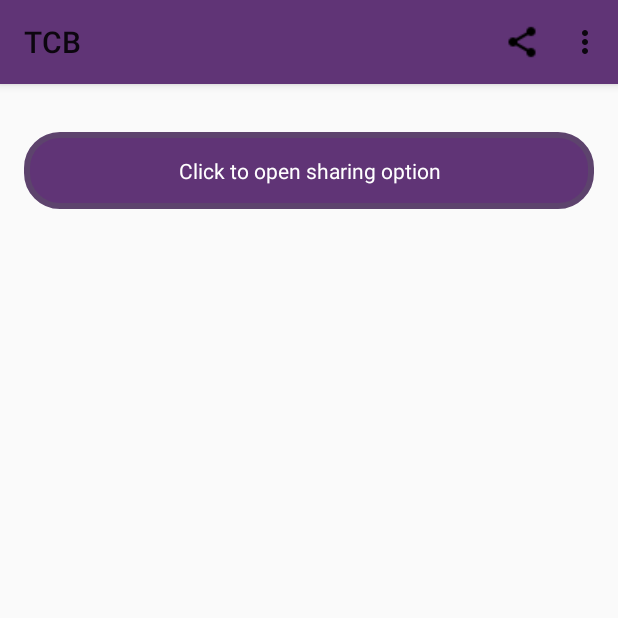
After one commit to AuraLoredana/TCB, an Android app: the ShareActivity screen opened directly, with no data from a screen before it, on a phone screen of 412 x 824 dp, the top half of it. The commit adds this screen. Run offline under Robolectric (Android 15) with nearby library versions, the phone set to English and light mode, and no system bars.

Commit message:
contact page added and also the connection with Firebase chat implemented bugs fixed parallax effect added at the About Activity Menu fixed for languages Added share and Rating bar

```diff
--- a/app/build.gradle
+++ b/app/build.gradle
@@ -60,4 +60,6 @@ dependencies {
 
 
 
+
+
 apply plugin: 'com.google.gms.google-services'
--- a/app/src/main/AndroidManifest.xml
+++ b/app/src/main/AndroidManifest.xml
@@ -16,6 +16,7 @@
         <activity android:name=".MainActivity">
             <intent-filter>
                 <action android:name="android.intent.action.MAIN" />
+
                 <category android:name="android.intent.category.LAUNCHER" />
             </intent-filter>
         </activity>
@@ -27,7 +28,9 @@
         <activity android:name=".Contact" />
         <activity android:name=".Register" />
         <activity android:name=".Chat" />
-        <activity android:name=".Users"></activity>
+        <activity android:name=".Users" />
+        <activity android:name=".RatingActivity" />
+        <activity android:name=".ShareActivity"></activity>
     </application>
 
 </manifest>
--- a/app/src/main/java/com/aura/popescu/tcb/About.java
+++ b/app/src/main/java/com/aura/popescu/tcb/About.java
@@ -24,6 +24,7 @@ public class About extends AppCompatActivity {
     protected void onCreate(Bundle savedInstanceState) {
         super.onCreate(savedInstanceState);
         setContentView(R.layout.activity_about);
+
         mImage = findViewById(R.id.image);
         mImageHeight = mImage.getLayoutParams().height;
 
--- /dev/null
+++ b/app/src/main/java/com/aura/popescu/tcb/ShareActivity.java
@@ -0,0 +1,51 @@
+package com.aura.popescu.tcb;
+
+import android.content.Intent;
+import android.os.Bundle;
+import android.support.v7.app.AppCompatActivity;
+import android.view.Menu;
+import android.view.MenuItem;
+import android.view.View;
+
+public class ShareActivity extends AppCompatActivity {
+
+    @Override
+    protected void onCreate(Bundle savedInstanceState) {
+        super.onCreate(savedInstanceState);
+        setContentView(R.layout.activity_share);
+    }
+
+
+    public void shareText(View view) {
+        Intent intent = new Intent(android.content.Intent.ACTION_SEND);
+        intent.setType("text/plain");
+        String shareBodyText = "Your sharing message goes here";
+        intent.putExtra(android.content.Intent.EXTRA_SUBJECT, "Subject/Title");
+        intent.putExtra(android.content.Intent.EXTRA_TEXT, shareBodyText);
+        startActivity(Intent.createChooser(intent, "Choose sharing method"));
+    }
+
+    @Override
+    public boolean onCreateOptionsMenu(Menu menu) {
+        getMenuInflater().inflate(R.menu.navigation_menu, menu);
+        return true;
+    }
+
+    @Override
+    public boolean onOptionsItemSelected(MenuItem item) {
+        switch (item.getItemId()) {
+            case R.id.share:
+
+                Intent sharingIntent = new Intent(android.content.Intent.ACTION_SEND);
+                sharingIntent.setType("text/plain");
+                String shareBodyText = "Check it out. Your message goes here";
+                sharingIntent.putExtra(android.content.Intent.EXTRA_SUBJECT, "Subject here");
+                sharingIntent.putExtra(android.content.Intent.EXTRA_TEXT, shareBodyText);
+                startActivity(Intent.createChooser(sharingIntent, "Sharing Option"));
+                return true;
+
+            default:
+                return super.onOptionsItemSelected(item);
+        }
+    }
+}
--- a/app/src/main/res/layout/activity_contact.xml
+++ b/app/src/main/res/layout/activity_contact.xml
@@ -21,6 +21,7 @@
             android:layout_width="match_parent"
             android:layout_height="wrap_content"
             android:hint="Subject"
+            android:textColor="@color/white"
             android:textColorHint="@color/white" />
 
         <EditText
@@ -30,6 +31,7 @@
             android:gravity="top"
             android:hint="Message"
             android:inputType="textNoSuggestions"
+            android:textColor="@color/white"
             android:textColorHint="@color/white" />
 
         <Button
--- a/app/src/main/res/layout/activity_projects.xml
+++ b/app/src/main/res/layout/activity_projects.xml
@@ -2,17 +2,18 @@
     xmlns:tools="http://schemas.android.com/tools"
     android:layout_width="match_parent"
     android:layout_height="match_parent"
+    android:background="@color/colorPrimary"
     android:paddingBottom="@dimen/activity_vertical_margin"
     android:paddingLeft="@dimen/activity_horizontal_margin"
     android:paddingRight="@dimen/activity_horizontal_margin"
     android:paddingTop="@dimen/activity_vertical_margin"
-    android:background="@color/colorPrimary"
     tools:context=".Projects" >
+
 
     <ListView
         android:id="@+id/list"
         android:layout_width="wrap_content"
-        android:layout_height="wrap_content" >
+        android:layout_height="wrap_content">
 
     </ListView>
 
--- /dev/null
+++ b/app/src/main/res/layout/activity_share.xml
@@ -0,0 +1,24 @@
+<LinearLayout xmlns:android="http://schemas.android.com/apk/res/android"
+    xmlns:tools="http://schemas.android.com/tools"
+    android:layout_width="match_parent"
+    android:layout_height="match_parent"
+    android:orientation="vertical"
+    android:paddingBottom="@dimen/activity_vertical_margin"
+    android:paddingLeft="@dimen/activity_horizontal_margin"
+    android:paddingRight="@dimen/activity_horizontal_margin"
+    android:paddingTop="@dimen/activity_vertical_margin"
+    tools:context="com.aura.popescu.tcb.ShareActivity">
+
+    <TextView
+        android:layout_width="match_parent"
+        android:layout_height="wrap_content"
+        android:layout_marginTop="@dimen/activity_horizontal_margin"
+        android:background="@drawable/rounded_corner1"
+        android:clickable="true"
+        android:gravity="center"
+        android:onClick="shareText"
+        android:padding="16dp"
+        android:text="Click to open sharing option"
+        android:textColor="@color/white"
+        tools:ignore="OnClick" />
+</LinearLayout>
--- a/app/src/main/res/layout/list_single.xml
+++ b/app/src/main/res/layout/list_single.xml
@@ -15,7 +15,7 @@
         <TextView
             android:id="@+id/txt"
             android:layout_width="250dp"
-            android:layout_height="200dp"
+            android:layout_height="180dp"
             android:fontFamily="sans-serif"
             android:gravity="start"
             android:paddingTop="10dp"
--- a/app/src/main/res/menu/navigation_menu.xml
+++ b/app/src/main/res/menu/navigation_menu.xml
@@ -1,8 +1,9 @@
 <menu xmlns:android="http://schemas.android.com/apk/res/android"
+    xmlns:app="http://schemas.android.com/apk/res-auto"
     xmlns:tools="http://schemas.android.com/tools"
     tools:context=".MainActivity">
 
-
+    <group android:id="@+id/groupone">
     <item android:id="@+id/about"
         android:icon="@drawable/taxi"
         android:title="@string/despre_noi" />
@@ -21,6 +22,19 @@
     <item android:id="@+id/contact"
         android:icon="@drawable/contact"
         android:title="@string/contact" />
+    </group>
 
+    <View style="@style/Divider" />
 
+    <group android:id="@+id/grouptwo">
+        <item
+            android:id="@+id/rate"
+            android:icon="@drawable/staricon"
+            android:title="@string/rate_us" />
+        <item
+            android:id="@+id/share"
+            android:icon="@drawable/shareicon"
+            android:title="@string/share"
+            app:showAsAction="always" />
+    </group>
 </menu>
--- a/app/src/main/res/values/strings.xml
+++ b/app/src/main/res/values/strings.xml
@@ -88,6 +88,9 @@
     <string name="contact">Contact</string>
     <string name="chat">Chat</string>
     <string name="va_multumim">Va multumim!</string>
+    <string name="rate_us">Rate us</string>
+    <string name="share">Share</string>
+    <string name="rate_this_app">Rate this app</string>
 
 
 </resources>
--- a/app/src/main/res/values/styles.xml
+++ b/app/src/main/res/values/styles.xml
@@ -8,4 +8,9 @@
         <item name="colorAccent">@color/colorAccent</item>
     </style>
 
+    <style name="Divider">
+        <item name="android:layout_width">match_parent</item>
+        <item name="android:layout_height">1dp</item>
+        <item name="android:background">?android:attr/listDivider</item>
+    </style>
 </resources>
```
Also changed, not shown: app/src/main/java/com/aura/popescu/tcb/BeVolunteer.java (+45 -4 lines), app/src/main/java/com/aura/popescu/tcb/MainActivity.java (+9 -0 lines), app/src/main/java/com/aura/popescu/tcb/Projects.java (+2 -5 lines), app/src/main/java/com/aura/popescu/tcb/RatingActivity.java (added, +39 -0 lines), app/src/main/res/layout/activity_be_volunteer.xml (+27 -76 lines), app/src/main/res/layout/activity_rating.xml (added, +43 -0 lines), app/src/main/res/drawable/shareicon.png (added), app/src/main/res/drawable/staricon.png (added).
